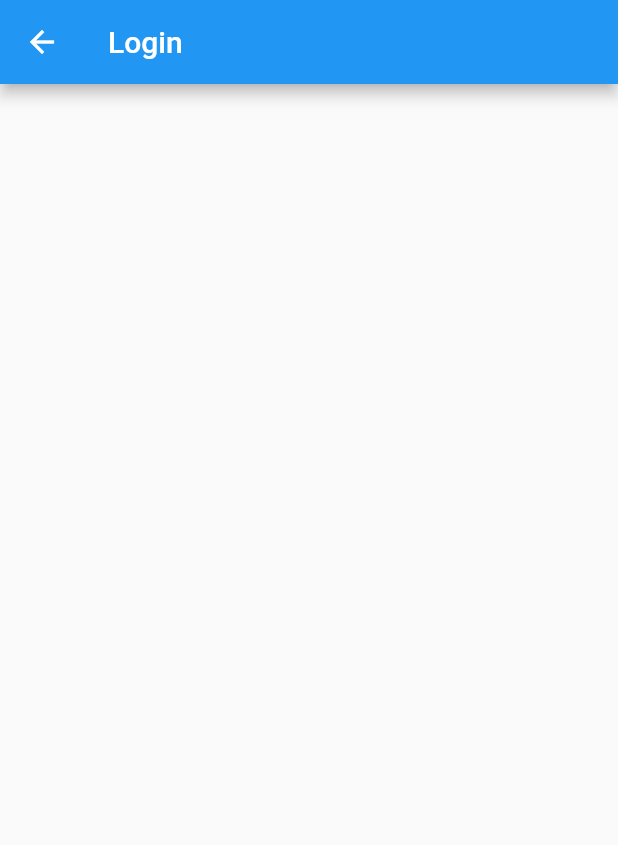
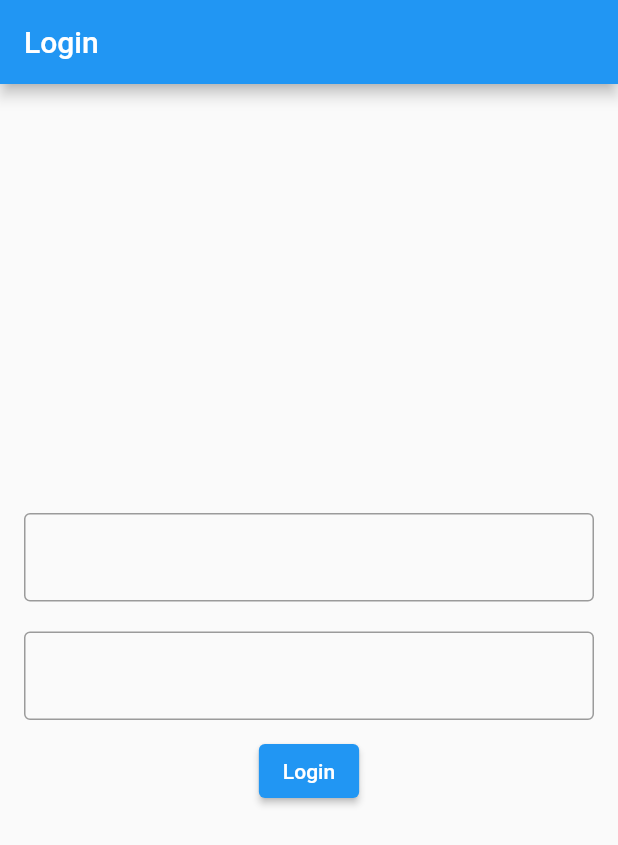
Before and after one commit to ruhulmath08/flutter_details, a Flutter app: the LoginPage screen opened directly, on a phone screen of 412 x 824 dp. Shown: the top 845 px of the screen. Run offline on Flutter 3.47's test engine with Material 2 defaults, Android fonts, the phone set to English and light mode, and no system bars; our stand-ins replace equatable, flutter_bloc, fluttertoast.

Commit message:
Add login blog

```diff
--- a/lib/src/features/login/presentation/bloc/login_event.dart
+++ b/lib/src/features/login/presentation/bloc/login_event.dart
@@ -1,4 +1,18 @@
 part of 'login_bloc.dart';
 
-@immutable
-abstract class LoginEvent {}
+abstract class LoginEvent extends Equatable {
+  const LoginEvent();
+}
+
+class LoginSubmitEvent extends LoginEvent {
+  const LoginSubmitEvent({
+    required this.email,
+    required this.password,
+  });
+
+  final String email;
+  final String password;
+
+  @override
+  List<Object?> get props => [email, password];
+}
--- a/lib/src/features/login/presentation/bloc/login_state.dart
+++ b/lib/src/features/login/presentation/bloc/login_state.dart
@@ -1,6 +1,25 @@
 part of 'login_bloc.dart';
 
-@immutable
-abstract class LoginState {}
+abstract class LoginState extends Equatable {
+  const LoginState();
+}
 
-class LoginInitial extends LoginState {}
+class LoginInitial extends LoginState {
+  @override
+  List<Object> get props => [];
+}
+
+class LoadingState extends LoginState {
+  @override
+  List<Object> get props => [];
+}
+
+class SuccessState extends LoginState {
+  @override
+  List<Object> get props => [];
+}
+
+class ErrorState extends LoginState {
+  @override
+  List<Object> get props => [];
+}
--- a/lib/src/features/login/presentation/pages/login_page.dart
+++ b/lib/src/features/login/presentation/pages/login_page.dart
@@ -1,7 +1,27 @@
 import 'package:flutter/material.dart';
+import 'package:flutter_bloc/flutter_bloc.dart';
+import 'package:flutter_details/src/features/home/presentation/pages/home_page.dart';
+import 'package:flutter_details/src/features/login/presentation/bloc/login_bloc.dart';
+import 'package:fluttertoast/fluttertoast.dart';
 
-class LoginPage extends StatelessWidget {
+class LoginPage extends StatefulWidget {
   const LoginPage({Key? key}) : super(key: key);
+
+  @override
+  State<LoginPage> createState() => _LoginPageState();
+}
+
+class _LoginPageState extends State<LoginPage> {
+  final formKey = GlobalKey<FormState>();
+  final TextEditingController emailController = TextEditingController();
+  final TextEditingController passwordController = TextEditingController();
+
+  @override
+  void dispose() {
+    emailController.dispose();
+    passwordController.dispose();
+    super.dispose();
+  }
 
   @override
   Widget build(BuildContext context) {
@@ -11,15 +31,76 @@ class LoginPage extends StatelessWidget {
       ),
       body: Padding(
         padding: const EdgeInsets.symmetric(horizontal: 16),
-        child: Center(
-          child: Column(
-            mainAxisSize: MainAxisSize.min,
-            children: [
-
-            ],
+        child: Form(
+          key: formKey,
+          child: Center(
+            child: Column(
+              mainAxisSize: MainAxisSize.min,
+              children: [
+                TextFormField(
+                  controller: emailController,
+                  decoration: const InputDecoration(
+                    border: OutlineInputBorder(),
+                  ),
+                  validator: (value) {
+                    return value!.isEmpty ? 'Username cannot be empty' : null;
+                  },
+                ),
+                const SizedBox(height: 20),
+                TextFormField(
+                  controller: passwordController,
+                  decoration: const InputDecoration(
+                    border: OutlineInputBorder(),
+                  ),
+                  validator: (value) {
+                    return value!.isEmpty ? 'Password cannot be empty' : null;
+                  },
+                ),
+                const SizedBox(height: 10),
+                _buildLoginButton(),
+              ],
+            ),
           ),
         ),
-      )
+      ),
+    );
+  }
+
+  Widget _buildLoginButton() {
+    return BlocConsumer<LoginBloc, LoginState>(
+      listener: (context, state) {
+        if (state is SuccessState) {
+          Navigator.push(
+            context,
+            MaterialPageRoute(
+              builder: (context) => const HomePage(),
+            ),
+          );
+        } else if (state is ErrorState) {
+          Fluttertoast.showToast(msg: 'Failed to login');
+        }
+      },
+      // buildWhen: (previous, current) => (current is LoadingState ||
+      //     current is ErrorState ||
+      //     current is SuccessState),
+      builder: (context, state) {
+        if (state is LoadingState) {
+          return const CircularProgressIndicator();
+        }
+        return ElevatedButton(
+          onPressed: () {
+            if(formKey.currentState!.validate()){
+              context.read<LoginBloc>().add(
+                LoginSubmitEvent(
+                  email: emailController.text.trim(),
+                  password: passwordController.text,
+                ),
+              );
+            }
+          },
+          child: const Text('Login'),
+        );
+      },
     );
   }
 }
--- a/pubspec.yaml
+++ b/pubspec.yaml
@@ -36,6 +36,9 @@ dependencies:
   # The following adds the Cupertino Icons font to your application.
   # Use with the CupertinoIcons class for iOS style icons.
   cupertino_icons: ^1.0.2
+  flutter_bloc: 8.1.2
+  equatable: 2.0.5
+  fluttertoast: 8.2.1
 
 dev_dependencies:
   flutter_test:
```
Also changed, not shown: lib/main.dart (+13 -57 lines), lib/src/features/home/presentation/pages/home_page.dart (+12 -3 lines), lib/src/features/login/presentation/bloc/login_bloc.dart (+10 -2 lines), pubspec.lock, 2 other files.
